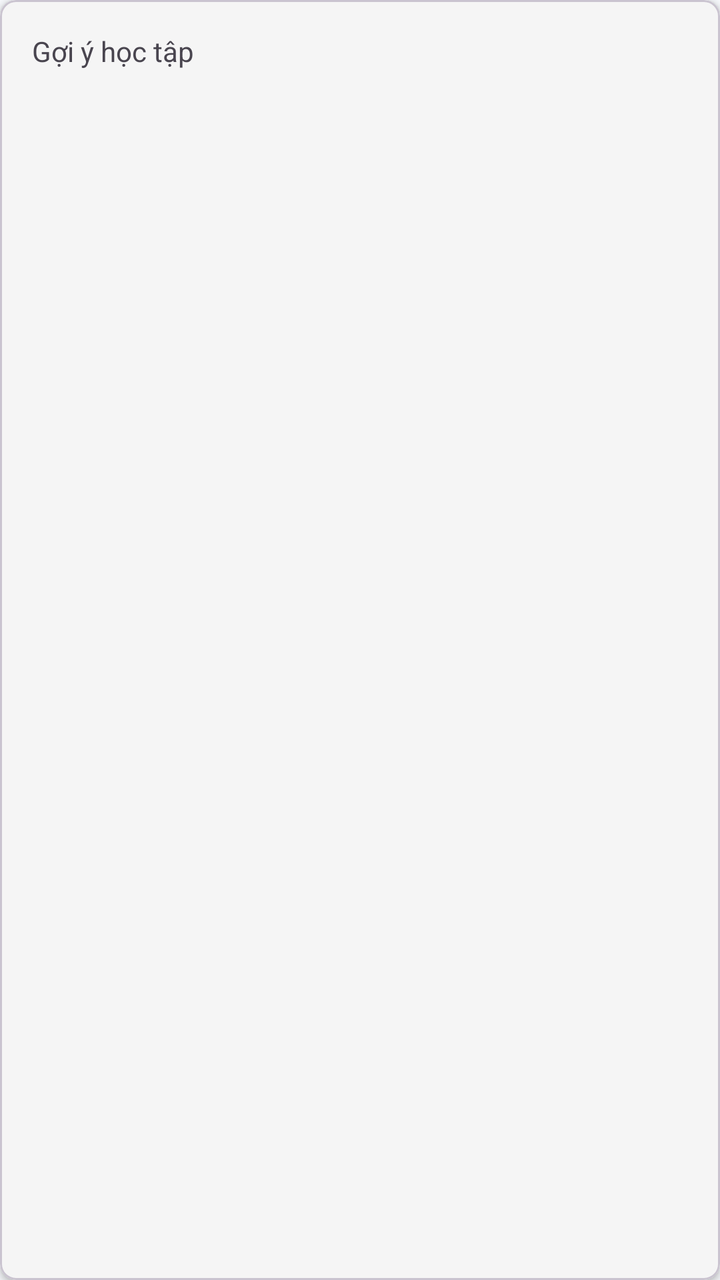
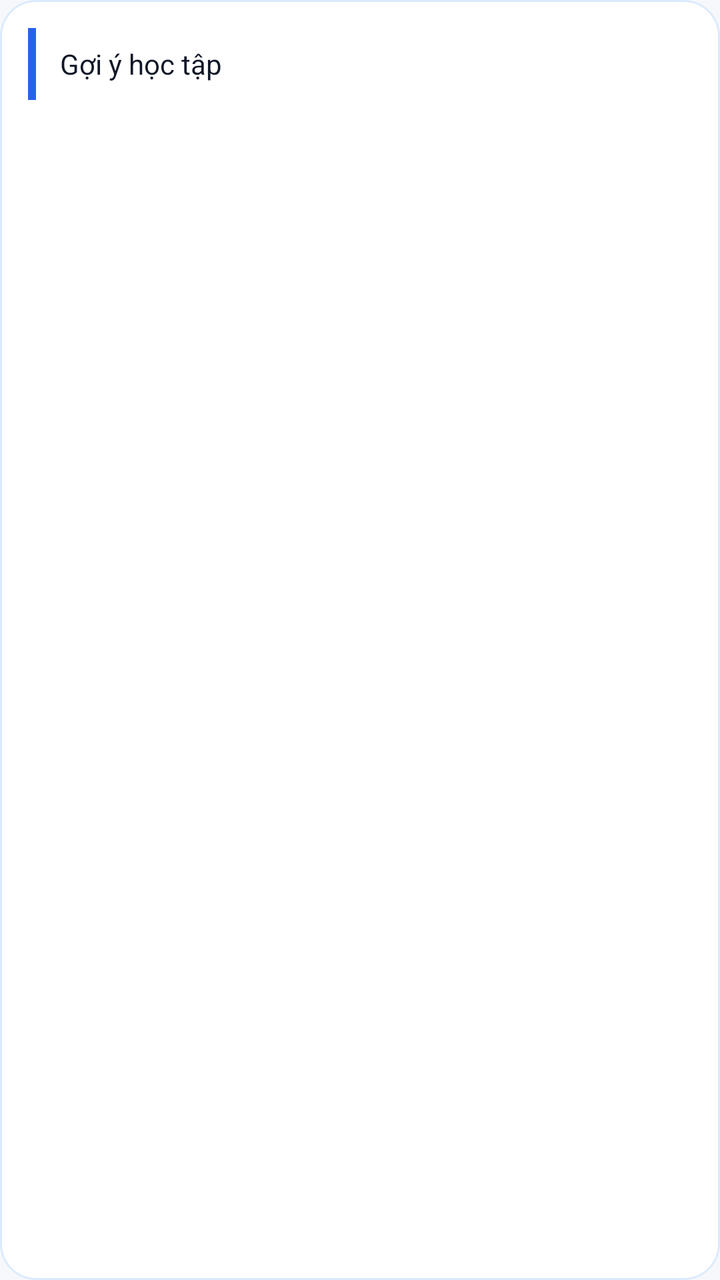

Screens rendered from an Android XML layout before and after an edit, with the pre-edit source and the edit as a unified diff.
<!-- AndroidManifest.xml: application theme Theme.ObjectLanguage -->
<!-- res/layout/item_suggestion.xml -->
<?xml version="1.0" encoding="utf-8"?>
<com.google.android.material.card.MaterialCardView 
    xmlns:android="http://schemas.android.com/apk/res/android"
    xmlns:app="http://schemas.android.com/apk/res-auto"
    android:layout_width="match_parent"
    android:layout_height="wrap_content"
    android:layout_marginVertical="8dp"
    app:cardElevation="2dp"
    app:cardCornerRadius="8dp"
    app:cardBackgroundColor="#F5F5F5">

    <TextView
        android:id="@+id/suggestionText"
        android:layout_width="match_parent"
        android:layout_height="wrap_content"
        android:padding="16dp"
        android:text="@string/ci_suggestion_placeholder"
        android:textSize="14sp"
        android:lineSpacingMultiplier="1.2" />

</com.google.android.material.card.MaterialCardView>
<!-- resources referenced by this layout -->
<resources>
  <string name="ci_suggestion_placeholder">Gợi ý học tập</string>
  <style name="Theme.ObjectLanguage" parent="Theme.Material3.Light.NoActionBar">
          <item name="colorPrimary">@color/primary</item>
          <item name="colorPrimaryVariant">@color/primary_dark</item>
          <item name="colorOnPrimary">@color/text_on_primary</item>
          <item name="colorSecondary">@color/secondary</item>
          <item name="colorOnSecondary">@color/text_on_primary</item>
          <item name="android:colorBackground">@color/background</item>
          <item name="android:windowBackground">@color/background</item>
          <item name="colorSurface">@color/surface</item>
          <item name="android:statusBarColor">@color/background</item>
          <item name="android:windowLightStatusBar">true</item>
          <item name="android:navigationBarColor">@color/surface</item>
          <item name="android:windowLightNavigationBar" tools:targetApi="o_mr1">true</item>
          
          <item name="cardViewStyle">@style/Widget.App.CardView</item>
          <item name="bottomNavigationStyle">@style/Widget.App.BottomNav</item>
      </style>
  <color name="primary">#2563EB</color>
  <color name="primary_dark">#1E40AF</color>
  <color name="text_on_primary">#FFFFFF</color>
  <color name="secondary">#16A34A</color>
  <color name="background">#F6F8FB</color>
  <color name="surface">#FFFFFF</color>
  <style name="Widget.App.CardView" parent="Widget.Material3.CardView.Elevated">
          <item name="cardBackgroundColor">@color/surface</item>
          <item name="cardCornerRadius">14dp</item>
          <item name="cardElevation">0dp</item>
          <item name="strokeWidth">0dp</item>
      </style>
  <style name="Widget.App.BottomNav" parent="Widget.Material3.BottomNavigationView">
          <item name="backgroundTint">@color/bottom_nav_bg</item>
          <item name="itemIconTint">@color/bottom_nav_color</item>
          <item name="itemTextColor">@color/bottom_nav_color</item>
          <item name="itemActiveIndicatorStyle">@style/Widget.App.BottomNav.ActiveIndicator</item>
          <item name="labelVisibilityMode">labeled</item>
          <item name="itemRippleColor">@color/primary_light</item>
      </style>
  <color name="bottom_nav_bg">#FFFFFF</color>
  <style name="Widget.App.BottomNav.ActiveIndicator" parent="Widget.Material3.BottomNavigationView.ActiveIndicator">
          <item name="android:color">@color/surface_variant</item>
          <item name="shapeAppearance">@style/ShapeAppearance.App.SmallComponent</item>
      </style>
  <color name="primary_light">#DBEAFE</color>
  <color name="surface_variant">#EAF0F7</color>
  <style name="ShapeAppearance.App.SmallComponent" parent="ShapeAppearance.Material3.SmallComponent">
          <item name="cornerSize">14dp</item>
      </style>
</resources>

<!-- the commit's change to res/layout/item_suggestion.xml (unified diff, before → after) -->
@@ -4,18 +4,39 @@
     xmlns:app="http://schemas.android.com/apk/res-auto"
     android:layout_width="match_parent"
     android:layout_height="wrap_content"
-    android:layout_marginVertical="8dp"
-    app:cardElevation="2dp"
-    app:cardCornerRadius="8dp"
-    app:cardBackgroundColor="#F5F5F5">
+    android:layout_marginVertical="6dp"
+    app:cardBackgroundColor="@color/surface"
+    app:cardCornerRadius="18dp"
+    app:cardElevation="0dp"
+    app:strokeColor="@color/primary_light"
+    app:strokeWidth="1dp">
 
-    <TextView
-        android:id="@+id/suggestionText"
+    <LinearLayout
         android:layout_width="match_parent"
         android:layout_height="wrap_content"
-        android:padding="16dp"
-        android:text="@string/ci_suggestion_placeholder"
-        android:textSize="14sp"
-        android:lineSpacingMultiplier="1.2" />
+        android:gravity="center_vertical"
+        android:orientation="horizontal"
+        android:paddingStart="14dp"
+        android:paddingTop="14dp"
+        android:paddingEnd="16dp"
+        android:paddingBottom="14dp">
+
+        <View
+            android:layout_width="4dp"
+            android:layout_height="36dp"
+            android:layout_marginEnd="12dp"
+            android:background="@color/primary" />
+
+        <TextView
+            android:id="@+id/suggestionText"
+            android:layout_width="0dp"
+            android:layout_height="wrap_content"
+            android:layout_weight="1"
+            android:lineSpacingMultiplier="1.15"
+            android:text="@string/ci_suggestion_placeholder"
+            android:textColor="@color/text_primary"
+            android:textSize="14sp" />
+
+    </LinearLayout>
 
 </com.google.android.material.card.MaterialCardView>
<!-- resource entries referenced after the edit -->
@@ -24,6 +24,7 @@
   <color name="secondary">#16A34A</color>
   <color name="background">#F6F8FB</color>
   <color name="surface">#FFFFFF</color>
+  <color name="text_primary">#111827</color>
   <style name="Widget.App.CardView" parent="Widget.Material3.CardView.Elevated">
           <item name="cardBackgroundColor">@color/surface</item>
           <item name="cardCornerRadius">14dp</item>
